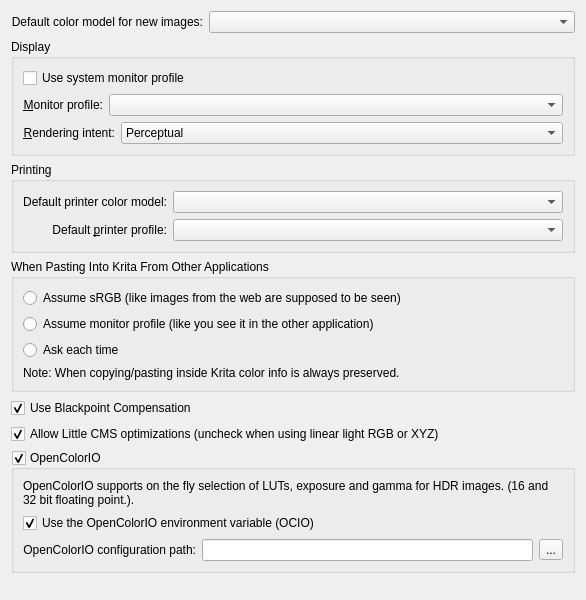
Above: krita/ui/forms/wdgcolorsettings.ui from KDE/krita before the change. Below: the same form after it.
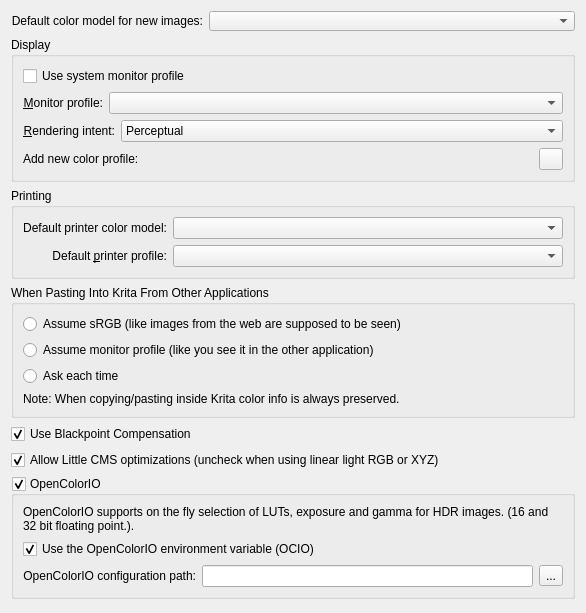
That is the form after the change. Custom widgets are drawn as their Qt base class.

Commit message: BUG:330816 Fix overriding the monitor profile with the system profile

What changed in the file:
```diff
--- a/krita/ui/forms/wdgcolorsettings.ui
+++ b/krita/ui/forms/wdgcolorsettings.ui
@@ -7,14 +7,14 @@
     <x>0</x>
     <y>0</y>
     <width>586</width>
-    <height>600</height>
+    <height>613</height>
    </rect>
   </property>
   <property name="windowTitle">
    <string>Color Settings</string>
   </property>
-  <layout class="QGridLayout" name="gridLayout">
-   <item row="0" column="0">
+  <layout class="QVBoxLayout" name="verticalLayout_4">
+   <item>
     <layout class="QHBoxLayout">
      <property name="leftMargin">
       <number>0</number>
@@ -56,12 +56,12 @@
      </item>
     </layout>
    </item>
-   <item row="1" column="0">
+   <item>
     <widget class="QGroupBox" name="grpDisplay">
      <property name="title">
       <string>Display</string>
      </property>
-     <layout class="QVBoxLayout">
+     <layout class="QVBoxLayout" name="verticalLayout_3">
       <item>
        <widget class="QCheckBox" name="chkUseSystemMonitorProfile">
         <property name="text">
@@ -74,16 +74,7 @@
       </item>
       <item>
        <layout class="QHBoxLayout">
-        <property name="leftMargin">
-         <number>0</number>
-        </property>
-        <property name="topMargin">
-         <number>0</number>
-        </property>
-        <property name="rightMargin">
-         <number>0</number>
-        </property>
-        <property name="bottomMargin">
+        <property name="margin">
          <number>0</number>
         </property>
         <item>
@@ -116,16 +107,7 @@
       </item>
       <item>
        <layout class="QHBoxLayout">
-        <property name="leftMargin">
-         <number>0</number>
-        </property>
-        <property name="topMargin">
-         <number>0</number>
-        </property>
-        <property name="rightMargin">
-         <number>0</number>
-        </property>
-        <property name="bottomMargin">
+        <property name="margin">
          <number>0</number>
         </property>
         <item>
@@ -176,10 +158,34 @@
         </item>
        </layout>
       </item>
+      <item>
+       <layout class="QHBoxLayout" name="horizontalLayout_2">
+        <item>
+         <widget class="QLabel" name="label_2">
+          <property name="text">
+           <string>Add new color profile:</string>
+          </property>
+         </widget>
+        </item>
+        <item>
+         <widget class="QPushButton" name="bnAddColorProfile">
+          <property name="maximumSize">
+           <size>
+            <width>24</width>
+            <height>24</height>
+           </size>
+          </property>
+          <property name="text">
+           <string/>
+          </property>
+         </widget>
+        </item>
+       </layout>
+      </item>
      </layout>
     </widget>
    </item>
-   <item row="2" column="0">
+   <item>
     <widget class="QGroupBox" name="groupBox2">
      <property name="enabled">
       <bool>true</bool>
@@ -234,7 +240,7 @@
      </layout>
     </widget>
    </item>
-   <item row="3" column="0">
+   <item>
     <widget class="QGroupBox" name="grpPasteBehaviour">
      <property name="title">
       <string>When Pasting Into Krita From Other Applications</string>
@@ -271,21 +277,12 @@
      </layout>
     </widget>
    </item>
-   <item row="4" column="0">
+   <item>
     <layout class="QVBoxLayout">
      <property name="spacing">
       <number>6</number>
      </property>
-     <property name="leftMargin">
-      <number>0</number>
-     </property>
-     <property name="topMargin">
-      <number>0</number>
-     </property>
-     <property name="rightMargin">
-      <number>0</number>
-     </property>
-     <property name="bottomMargin">
+     <property name="margin">
       <number>0</number>
      </property>
      <item>
@@ -310,7 +307,7 @@
      </item>
     </layout>
    </item>
-   <item row="5" column="0">
+   <item>
     <widget class="QGroupBox" name="grpOcio">
      <property name="title">
       <string>OpenColorIO</string>
@@ -373,7 +370,7 @@
      </layout>
     </widget>
    </item>
-   <item row="6" column="0">
+   <item>
     <spacer>
      <property name="orientation">
       <enum>Qt::Vertical</enum>
@@ -392,11 +389,6 @@
   </layout>
  </widget>
  <customwidgets>
-  <customwidget>
-   <class>KComboBox</class>
-   <extends>QComboBox</extends>
-   <header>kcombobox.h</header>
-  </customwidget>
   <customwidget>
    <class>KisCmbIDList</class>
    <extends>QComboBox</extends>
@@ -407,6 +399,11 @@
    <extends>QComboBox</extends>
    <header>squeezedcombobox.h</header>
   </customwidget>
+  <customwidget>
+   <class>KComboBox</class>
+   <extends>QComboBox</extends>
+   <header>kcombobox.h</header>
+  </customwidget>
  </customwidgets>
  <resources/>
  <connections/>
```
Left out of the diff: 11 changed lines with no effect on the pictures. The commit also changes 7 other files.
